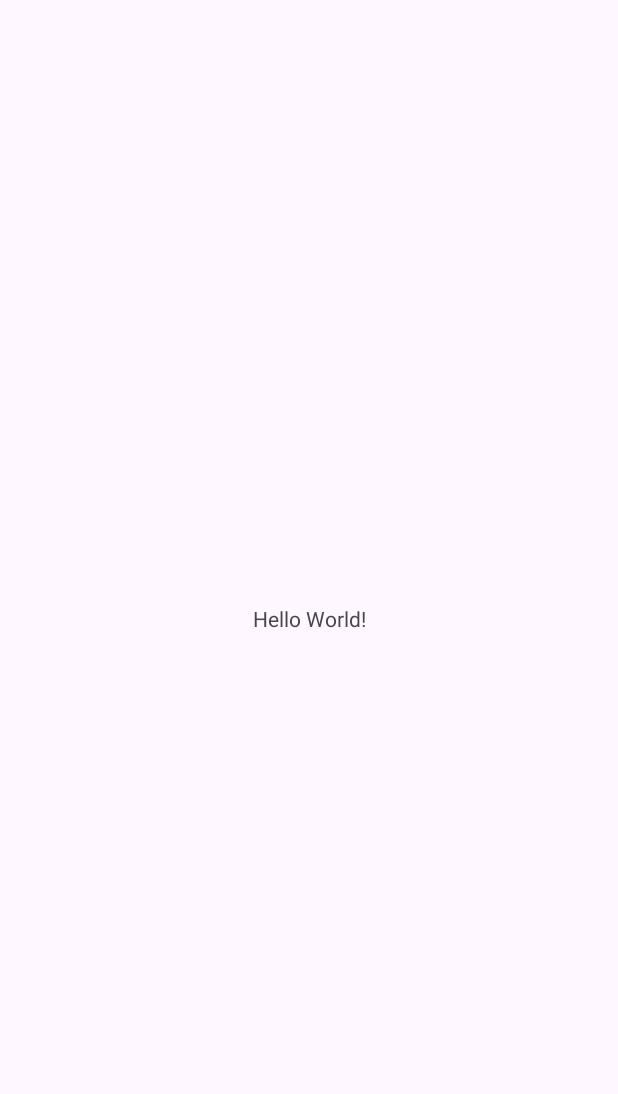
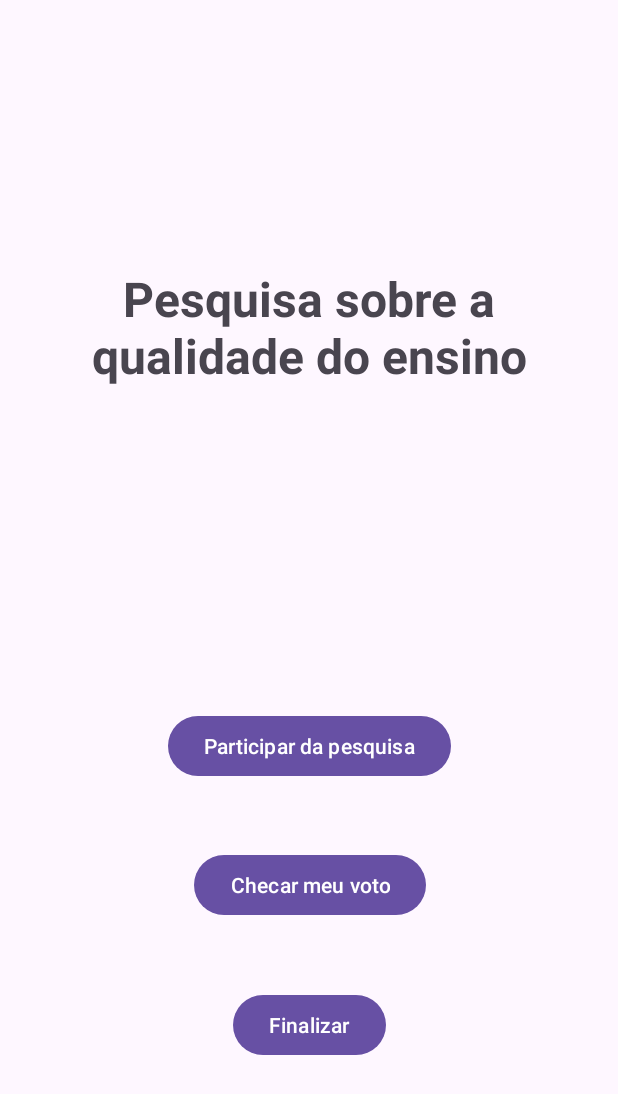
Before and after one commit to Matheus-Mantovani/dmo-pesquisa-de-opiniao, an Android app: the screen it shows after launch (MainActivity), on a phone screen of 412 x 824 dp. Before the commit the part shown is almost empty. Shown: the top 1094 px of the screen. Run offline under Robolectric (Android 15) with nearby library versions, the phone set to English and light mode, and no system bars.

Commit message:
layout das activities (main, participar, votar, checar, finalizar)

```diff
--- a/app/src/main/AndroidManifest.xml
+++ b/app/src/main/AndroidManifest.xml
@@ -13,7 +13,7 @@
         android:theme="@style/Theme.PesquisaDeOpiniao"
         tools:targetApi="31">
         <activity
-            android:name=".MainActivity"
+            android:name=".ui.main.MainActivity"
             android:exported="true">
             <intent-filter>
                 <action android:name="android.intent.action.MAIN" />
--- a/app/src/main/java/br/edu/ifsp/dmo/pesquisadeopiniao/MainActivity.kt
+++ /dev/null
@@ -1,20 +0,0 @@
-package br.edu.ifsp.dmo.pesquisadeopiniao
-
-import android.os.Bundle
-import androidx.activity.enableEdgeToEdge
-import androidx.appcompat.app.AppCompatActivity
-import androidx.core.view.ViewCompat
-import androidx.core.view.WindowInsetsCompat
-
-class MainActivity : AppCompatActivity() {
-    override fun onCreate(savedInstanceState: Bundle?) {
-        super.onCreate(savedInstanceState)
-        enableEdgeToEdge()
-        setContentView(R.layout.activity_main)
-        ViewCompat.setOnApplyWindowInsetsListener(findViewById(R.id.main)) { v, insets ->
-            val systemBars = insets.getInsets(WindowInsetsCompat.Type.systemBars())
-            v.setPadding(systemBars.left, systemBars.top, systemBars.right, systemBars.bottom)
-            insets
-        }
-    }
-}
--- a/app/src/main/res/layout/activity_main.xml
+++ b/app/src/main/res/layout/activity_main.xml
@@ -5,15 +5,60 @@
     android:id="@+id/main"
     android:layout_width="match_parent"
     android:layout_height="match_parent"
-    tools:context=".MainActivity">
+    android:padding="8dp"
+    tools:context=".ui.main.MainActivity">
+
+    <androidx.constraintlayout.widget.Guideline
+        android:id="@+id/guideline_button"
+        android:layout_width="wrap_content"
+        android:layout_height="wrap_content"
+        android:orientation="horizontal"
+        app:layout_constraintGuide_begin="420dp" />
 
     <TextView
+        android:id="@+id/textview_titulo"
         android:layout_width="wrap_content"
         android:layout_height="wrap_content"
-        android:text="Hello World!"
-        app:layout_constraintBottom_toBottomOf="parent"
+        android:text="@string/pesquisa_sobre_a_qualidade_do_ensino"
+        android:textStyle="bold"
+        android:textSize="32sp"
+        android:textAlignment="center"
+        app:layout_constraintStart_toStartOf="parent"
+        app:layout_constraintEnd_toEndOf="parent"
+        app:layout_constraintTop_toTopOf="parent"
+        app:layout_constraintBottom_toTopOf="@id/guideline_button" />
+
+    <Button
+        android:id="@+id/button_participar"
+        android:layout_width="wrap_content"
+        android:layout_height="wrap_content"
+        android:text="@string/participar_da_pesquisa"
+        app:layout_constraintBottom_toTopOf="@+id/button_checar"
         app:layout_constraintEnd_toEndOf="parent"
         app:layout_constraintStart_toStartOf="parent"
-        app:layout_constraintTop_toTopOf="parent" />
+        app:layout_constraintTop_toTopOf="@+id/guideline_button" />
+
+    <Button
+        android:id="@+id/button_checar"
+        android:layout_width="wrap_content"
+        android:layout_height="wrap_content"
+        android:text="@string/checar_meu_voto"
+        app:layout_constraintTop_toBottomOf="@id/button_participar"
+        app:layout_constraintStart_toStartOf="@id/button_participar"
+        app:layout_constraintEnd_toEndOf="@id/button_participar"
+        app:layout_constraintBottom_toTopOf="@id/button_finalizar"/>
+
+    <Button
+        android:id="@+id/button_finalizar"
+        android:layout_width="wrap_content"
+        android:layout_height="wrap_content"
+        android:text="@string/finalizar"
+        app:layout_constraintStart_toStartOf="@id/button_participar"
+        app:layout_constraintEnd_toEndOf="@id/button_participar"
+        app:layout_constraintTop_toBottomOf="@id/button_checar"
+        app:layout_constraintBottom_toBottomOf="parent"
+        android:layout_marginBottom="64dp"/>
+
+
 
 </androidx.constraintlayout.widget.ConstraintLayout>
```
Also changed, not shown: app/src/main/java/br/edu/ifsp/dmo/pesquisadeopiniao/ui/main/MainActivity.kt (added, +14 -0 lines), app/src/main/res/values/strings.xml (+25 -0 lines).
